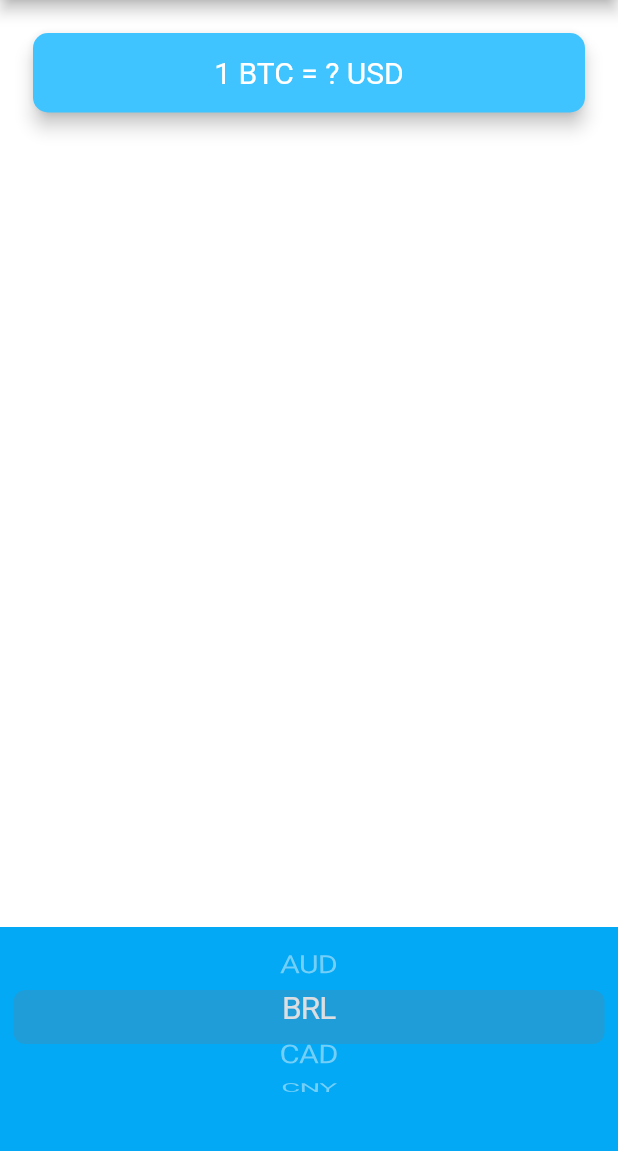
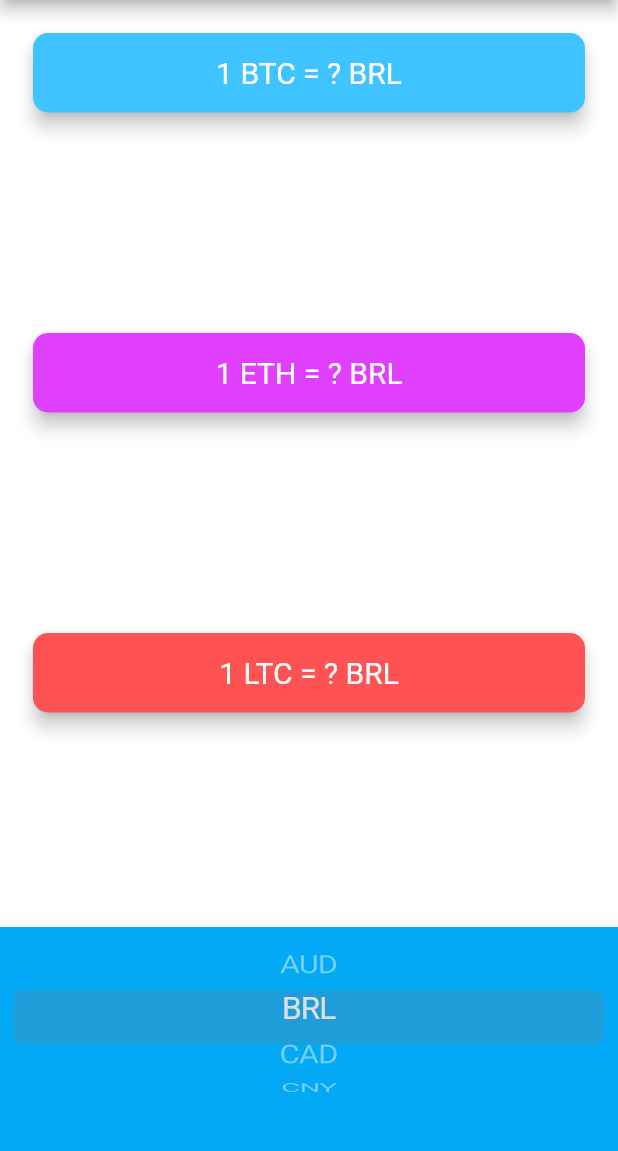
Before and after one commit to pliniogim/flutter_bitcoin, a Flutter app: the screen it shows after launch, after a tap on "BRL", on a phone screen of 412 x 824 dp, the part 84-1235 px from its top. Run offline on Flutter 3.47's test engine with Material 2 defaults, Android fonts, the phone set to English and light mode, and no system bars; network calls fail.

Commit message:
20220510

```diff
--- a/lib/coin_data.dart
+++ b/lib/coin_data.dart
@@ -1,5 +1,9 @@
+import 'dart:convert' as convert;
+import 'package:http/http.dart' as http;
+import '../util/constantes.dart';
+
 class CoinData {
-  static const  List<String> currenciesList = [
+  static const List<String> currenciesList = [
     'AUD',
     'BRL',
     'CAD',
@@ -28,9 +32,22 @@ class CoinData {
     'LTC',
   ];
 
-
-  List<String> pegaListadeMoedas(){
+  List<String> pegaListadeMoedas() {
     return currenciesList;
   }
 
+  Future onlineRequest(passedCurrency) async {
+    List<double> rateList = [];
+    for (int i = 0; i < cryptoList.length; i++) { //or for(String i in cryptoList)
+      http.Response response = await http.get(Uri.parse('$url${cryptoList[i]}/$passedCurrency?apikey=$coinApiKey'));
+      if (response.statusCode == 200) {
+        var decodedData = convert.jsonDecode(response.body);
+        var rate = decodedData['rate'];
+        rateList.add(rate);
+      } else {
+        throw 'Problema com o get: $response.statusCode.toString()';
+      }
+    }
+    return rateList;
+  }
 }
--- a/lib/price_screen.dart
+++ b/lib/price_screen.dart
@@ -13,7 +13,9 @@ class PriceScreen extends StatefulWidget {
 
 class _PriceScreenState extends State<PriceScreen> {
   String selectedCurrency = 'BRL';
-
+  String bitcoin = '?';
+  String ethereum = '?';
+  String lightBitcoin = '?';
   CoinData coinData = CoinData();
 
   Widget getPicker() {
@@ -68,10 +70,26 @@ class _PriceScreenState extends State<PriceScreen> {
       backgroundColor: Colors.lightBlue,
       itemExtent: 36.0,
       onSelectedItemChanged: (selectIndex) {
-        //print(selectIndex);
+        setState(() {
+          selectedCurrency = moedas[selectIndex];
+          getUrl();
+        });
       },
       children: listadeMoedas,
     );
+  }
+
+  Future getUrl() async {
+    try {
+      List<double> bitcoinR = await coinData.onlineRequest(selectedCurrency);
+      setState(() {
+        bitcoin = bitcoinR[0].toStringAsFixed(0);
+        ethereum = bitcoinR[1].toStringAsFixed(0);
+        lightBitcoin = bitcoinR[2].toStringAsFixed(0);
+      });
+    } catch(e) {
+      throw 'Não foi possível acesso à rede: $e';
+    }
   }
 
   // List<DropdownMenuItem<String>> retornaItemsDropDown() {
@@ -95,6 +113,11 @@ class _PriceScreenState extends State<PriceScreen> {
   //   }
   //   return listadeMoedas;
   // }
+  @override
+  void initState() {
+    super.initState();
+    getUrl();
+  }
 
   @override
   Widget build(BuildContext context) {
@@ -114,12 +137,57 @@ class _PriceScreenState extends State<PriceScreen> {
               shape: RoundedRectangleBorder(
                 borderRadius: BorderRadius.circular(10.0),
               ),
-              child: const Padding(
-                padding: EdgeInsets.symmetric(vertical: 15.0, horizontal: 28.0),
+              child: Padding(
+                padding: const EdgeInsets.symmetric(
+                    vertical: 15.0, horizontal: 28.0),
                 child: Text(
-                  '1 BTC = ? USD',
+                  '1 BTC = $bitcoin $selectedCurrency',
                   textAlign: TextAlign.center,
-                  style: TextStyle(
+                  style: const TextStyle(
+                    fontSize: 20.0,
+                    color: Colors.white,
+                  ),
+                ),
+              ),
+            ),
+          ),
+          Padding(
+            padding: const EdgeInsets.fromLTRB(18.0, 0, 18.0, 0),
+            child: Card(
+              color: Colors.purpleAccent,
+              elevation: 5.0,
+              shape: RoundedRectangleBorder(
+                borderRadius: BorderRadius.circular(10.0),
+              ),
+              child: Padding(
+                padding: const EdgeInsets.symmetric(
+                    vertical: 15.0, horizontal: 28.0),
+                child: Text(
+                  '1 ETH = $ethereum $selectedCurrency',
+                  textAlign: TextAlign.center,
+                  style: const TextStyle(
+                    fontSize: 20.0,
+                    color: Colors.white,
+                  ),
+                ),
+              ),
+            ),
+          ),
+          Padding(
+            padding: const EdgeInsets.fromLTRB(18.0, 0, 18.0, 0),
+            child: Card(
+              color: Colors.redAccent,
+              elevation: 5.0,
+              shape: RoundedRectangleBorder(
+                borderRadius: BorderRadius.circular(10.0),
+              ),
+              child: Padding(
+                padding: const EdgeInsets.symmetric(
+                    vertical: 15.0, horizontal: 28.0),
+                child: Text(
+                  '1 LTC = $lightBitcoin $selectedCurrency',
+                  textAlign: TextAlign.center,
+                  style: const TextStyle(
                     fontSize: 20.0,
                     color: Colors.white,
                   ),
@@ -134,7 +202,9 @@ class _PriceScreenState extends State<PriceScreen> {
             color: Colors.lightBlue,
             //
             //ternary mode
-            child: Platform.isIOS ? iosPicker(): iosPicker(), //androidDropDownButton()
+            child: Platform.isIOS
+                ? iosPicker()
+                : iosPicker(), //androidDropDownButton()
             //
             //one way
             //child: getPicker(),
--- a/pubspec.yaml
+++ b/pubspec.yaml
@@ -34,6 +34,7 @@ dependencies:
   # The following adds the Cupertino Icons font to your application.
   # Use with the CupertinoIcons class for iOS style icons.
   cupertino_icons: ^1.0.2
+  http: ^0.13.4
 
 dev_dependencies:
   flutter_test:
```
Also changed, not shown: pubspec.lock.
